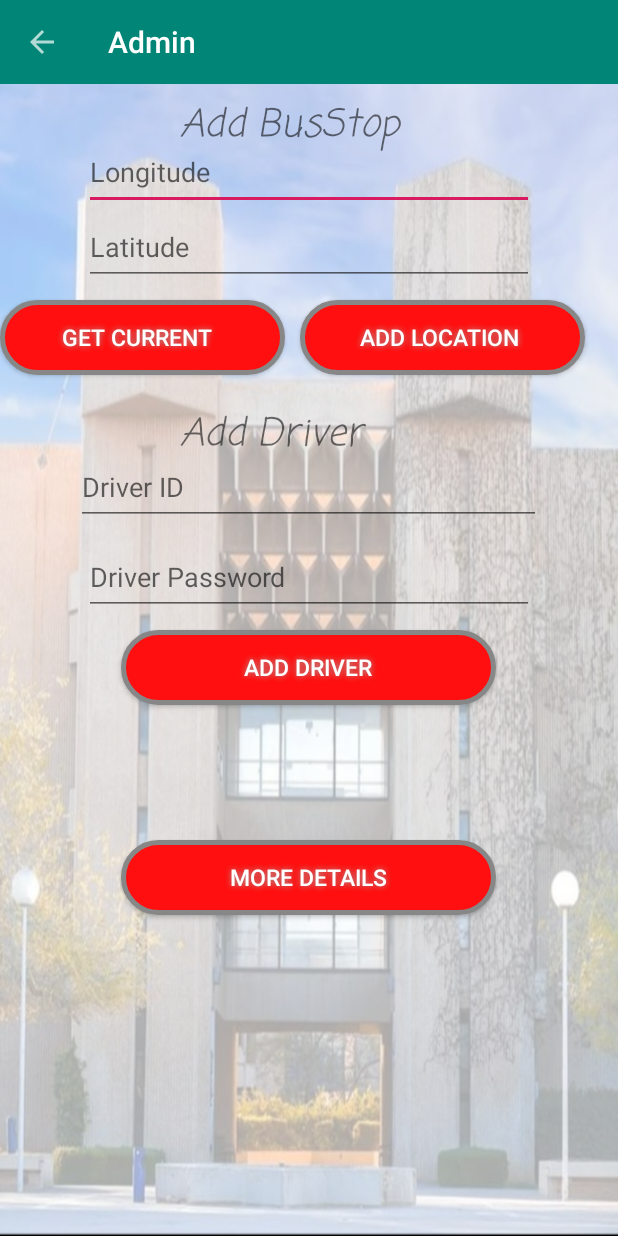
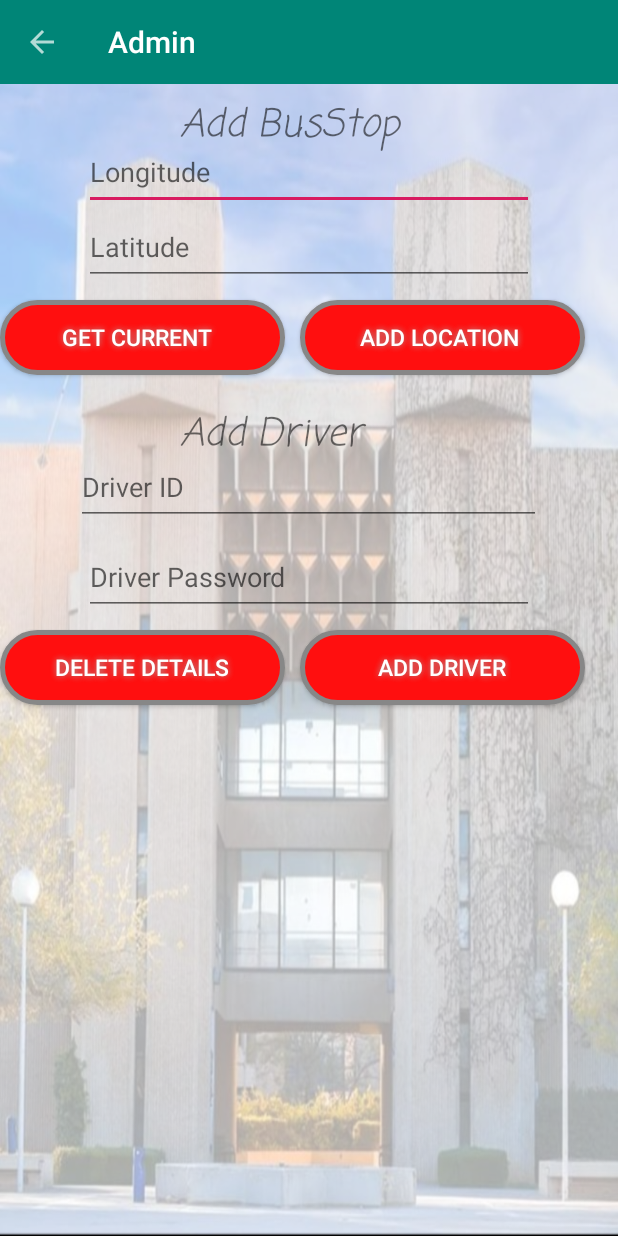
Before and after one commit to OsamaAbujaber/J4B, an Android app: the Admin screen opened directly, with no data from a screen before it, on a phone screen of 412 x 824 dp. Run offline under Robolectric (Android 15) with nearby library versions, the light colour scheme and no system bars; our stand-ins replace Firebase (no records; nobody signed in at launch, a user with empty details on screens opened directly); 2 statements that could not run were skipped.

Commit message:
hay delete driver zyada

```diff
--- a/app/src/main/java/com/example/jbus/Admin.java
+++ b/app/src/main/java/com/example/jbus/Admin.java
@@ -142,7 +142,7 @@ public class Admin extends AppCompatActivity implements View.OnClickListener {
                     Driver d1 =driversArray.get(i);
                     if(d1.getId().equals(id.getText().toString())&&d1.getPass().equals(pwd.getText().toString()))
                     {
-                        //mDatabase = FirebaseDatabase.getInstance();
+
                         DeleteDriver = mDatabase.getReference("driver").child("driver"+(i+1));
                         DeleteDriver.removeValue();
 
--- a/app/src/main/res/layout/activity_admin.xml
+++ b/app/src/main/res/layout/activity_admin.xml
@@ -104,9 +104,9 @@
 
     <Button
         android:id="@+id/AddDri"
-        android:layout_width="250dp"
+        android:layout_width="190dp"
         android:layout_height="50dp"
-        android:layout_centerHorizontal="true"
+        android:layout_marginLeft="200dp"
         android:layout_marginTop="420dp"
         android:background="@drawable/button"
         android:shadowColor="#A8A8A8"
@@ -121,16 +121,16 @@
 
     <Button
         android:id="@+id/More"
-        android:layout_width="250dp"
+        android:layout_width="190dp"
         android:layout_height="50dp"
-        android:layout_centerHorizontal="true"
-        android:layout_marginTop="560dp"
+        android:layout_marginLeft="0dp"
+        android:layout_marginTop="420dp"
         android:background="@drawable/button"
         android:shadowColor="#A8A8A8"
         android:shadowDx="0"
         android:shadowDy="0"
         android:shadowRadius="5"
-        android:text="More Details"
+        android:text="Delete Details"
         android:textColor="#FFFFFF"
         android:textSize="15sp"
         />
```
